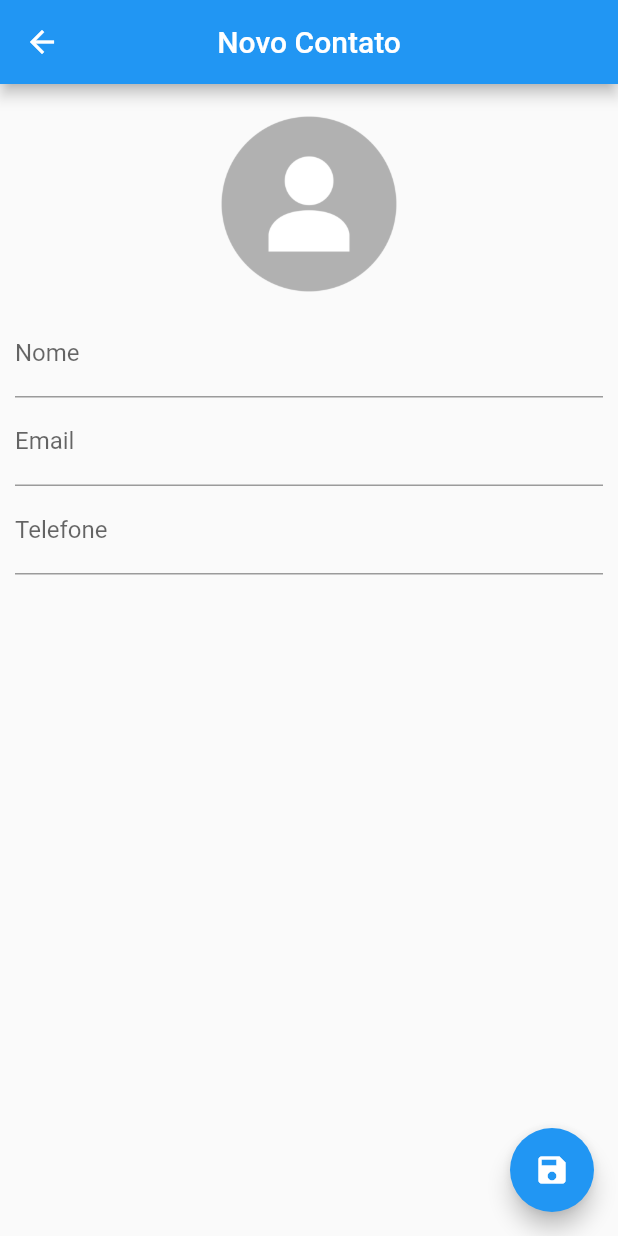
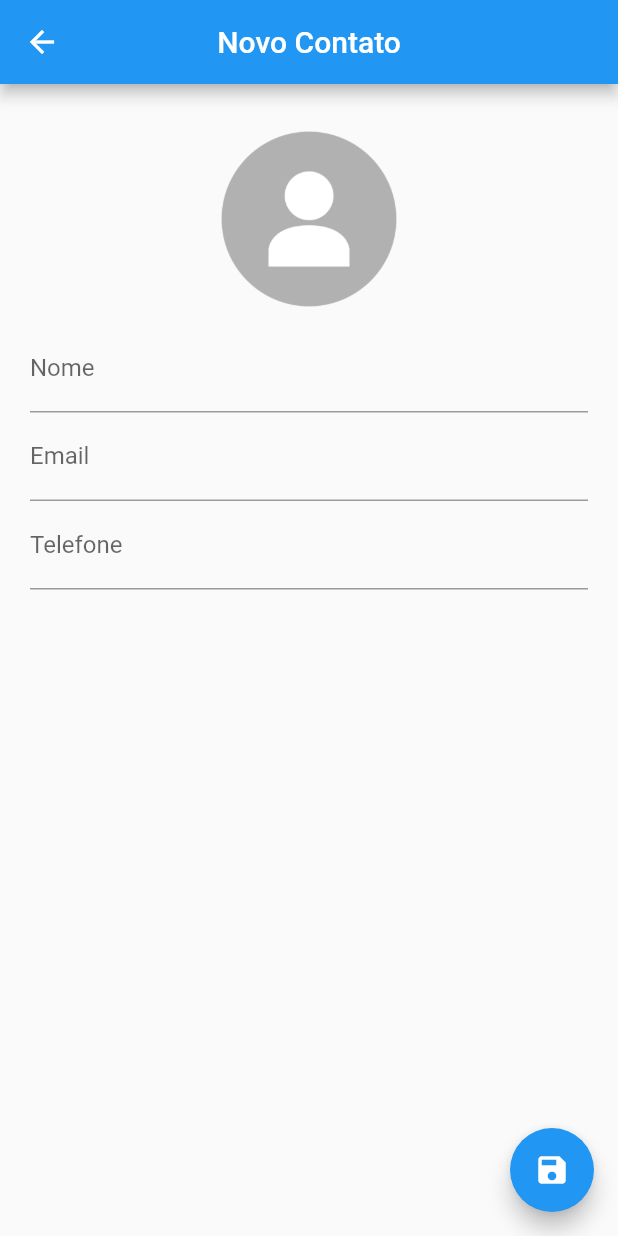
Before and after one commit to DavidCarrilho/agenda-de-contatos, a Flutter app: the ContactPage screen opened directly, on a phone screen of 412 x 824 dp. Run offline on Flutter 3.47's test engine with Material 2 defaults, Android fonts, the phone set to English and light mode, and no system bars; our stand-ins replace sqflite; accounts and stored records are empty.

Commit message:
update layout

```diff
--- a/lib/pages/contact_page.dart
+++ b/lib/pages/contact_page.dart
@@ -44,7 +44,7 @@ class _ContactPageState extends State<ContactPage> {
         ),
         body: SingleChildScrollView(
           child: Padding(
-            padding: const EdgeInsets.all(10.0),
+            padding: const EdgeInsets.all(20.0),
             child: Column(
               children: [
                 Container(
```
